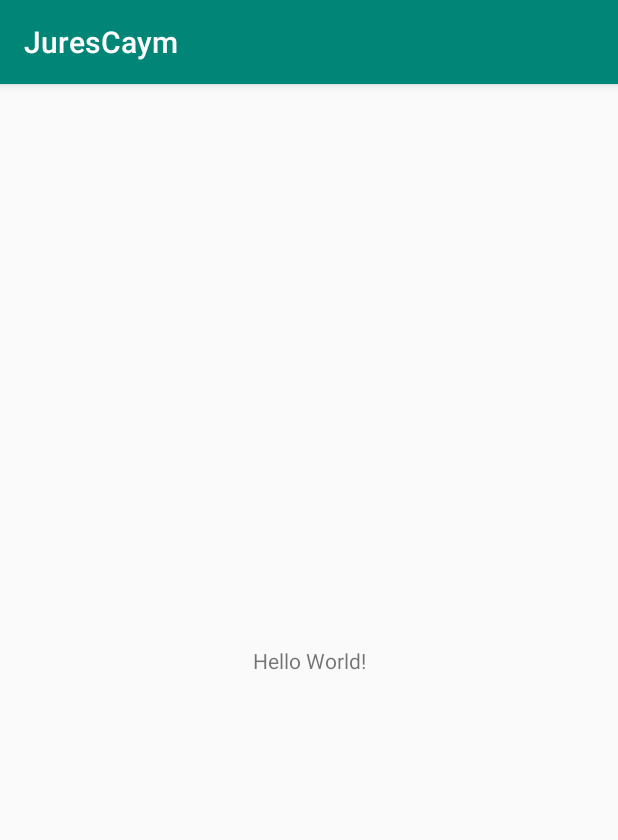
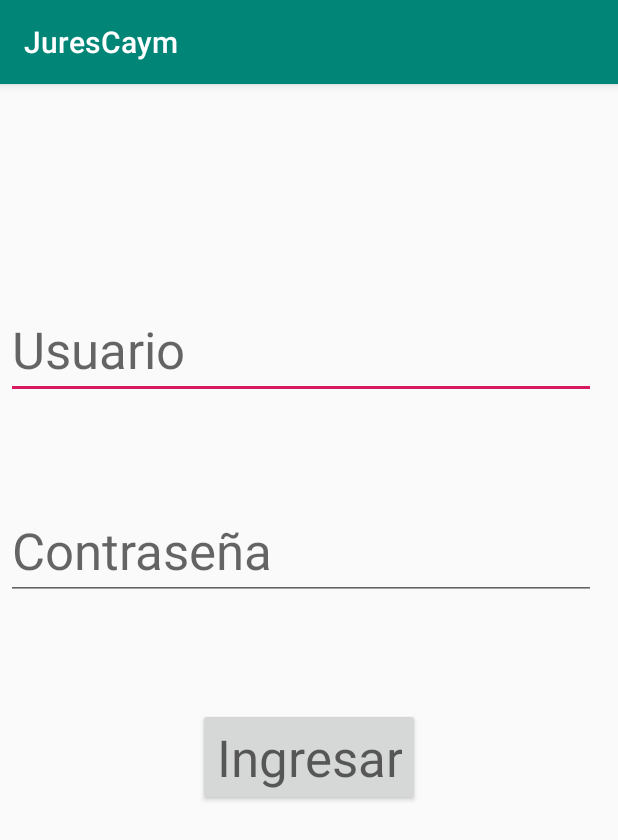
Before and after one commit to vemurillo/proyecto, an Android app: the screen it shows after launch (MainActivity), on a phone screen of 412 x 824 dp. Shown: the top 840 px of the screen. Run offline under Robolectric (Android 15) with nearby library versions, the phone set to English and light mode, and no system bars.

Commit message:
Se agrega el login

```diff
--- a/app/src/main/res/layout/activity_main.xml
+++ b/app/src/main/res/layout/activity_main.xml
@@ -1,18 +1,45 @@
 <?xml version="1.0" encoding="utf-8"?>
-<android.support.constraint.ConstraintLayout xmlns:android="http://schemas.android.com/apk/res/android"
+<android.support.constraint.ConstraintLayout
+    xmlns:android="http://schemas.android.com/apk/res/android"
     xmlns:app="http://schemas.android.com/apk/res-auto"
     xmlns:tools="http://schemas.android.com/tools"
     android:layout_width="match_parent"
-    android:layout_height="match_parent"
-    tools:context=".MainActivity">
+    android:layout_height="match_parent">
 
-    <TextView
+    <EditText
+        android:id="@+id/etUsuario"
         android:layout_width="wrap_content"
         android:layout_height="wrap_content"
-        android:text="Hello World!"
-        app:layout_constraintBottom_toBottomOf="parent"
-        app:layout_constraintLeft_toLeftOf="parent"
-        app:layout_constraintRight_toRightOf="parent"
+        android:layout_marginStart="4dp"
+        android:layout_marginTop="144dp"
+        android:ems="10"
+        android:hint="@string/etUsuario"
+        android:inputType="textPersonName"
+        android:textAppearance="@style/TextAppearance.AppCompat.Display1"
+        app:layout_constraintStart_toStartOf="parent"
         app:layout_constraintTop_toTopOf="parent" />
 
+    <EditText
+        android:id="@+id/etContrasenna"
+        android:layout_width="wrap_content"
+        android:layout_height="wrap_content"
+        android:layout_marginStart="4dp"
+        android:layout_marginTop="68dp"
+        android:ems="10"
+        android:hint="@string/etContrasennna"
+        android:inputType="textPassword"
+        android:textAppearance="@style/TextAppearance.AppCompat.Display1"
+        app:layout_constraintStart_toStartOf="parent"
+        app:layout_constraintTop_toBottomOf="@+id/etUsuario" />
+
+    <Button
+        android:id="@+id/btIngresar"
+        android:layout_width="wrap_content"
+        android:layout_height="wrap_content"
+        android:layout_marginStart="132dp"
+        android:layout_marginTop="72dp"
+        android:text="@string/btIngresar"
+        android:textAppearance="@style/TextAppearance.AppCompat.Display1"
+        app:layout_constraintStart_toStartOf="parent"
+        app:layout_constraintTop_toBottomOf="@+id/etContrasenna" />
 </android.support.constraint.ConstraintLayout>
--- a/app/src/main/res/values/strings.xml
+++ b/app/src/main/res/values/strings.xml
@@ -1,3 +1,6 @@
 <resources>
     <string name="app_name">JuresCaym</string>
+    <string name="etUsuario">Usuario</string>
+    <string name="etContrasennna">Contraseña</string>
+    <string name="btIngresar">Ingresar</string>
 </resources>
```
